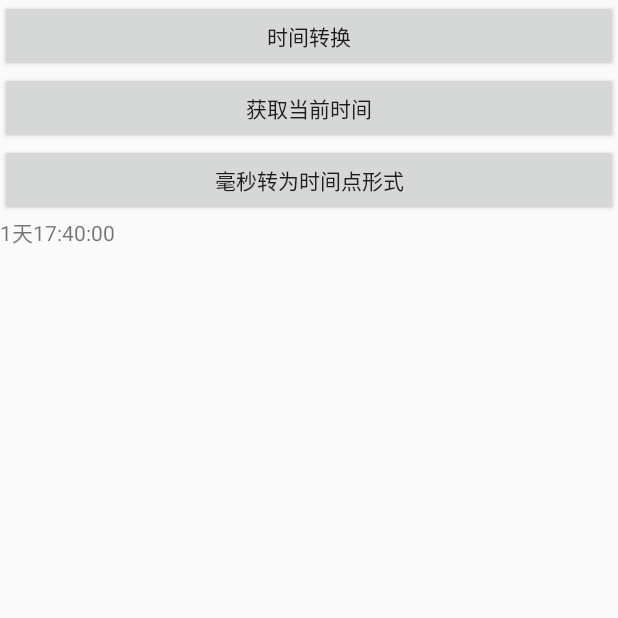
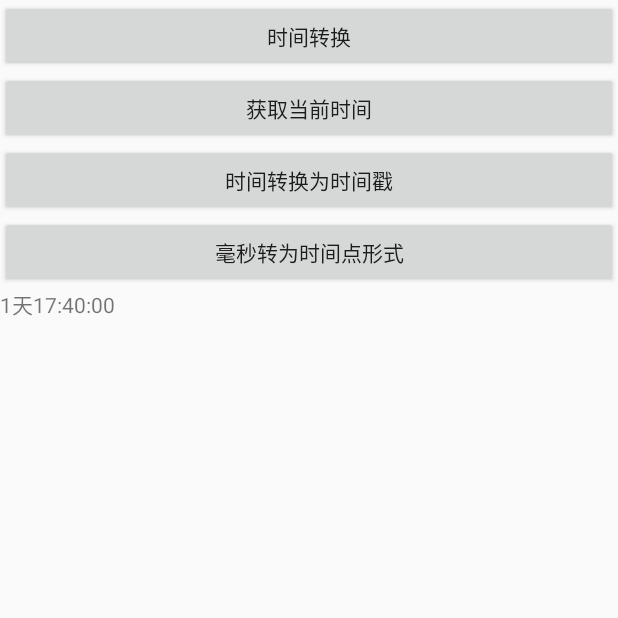
Before and after one commit to you0521/YouDemo, an Android app: the ButtonSevenActivity screen opened directly, with no data from a screen before it, after a tap on "毫秒转为时间点形式", on a phone screen of 412 x 824 dp, the top half of it. Run offline under Robolectric (Android 15) with nearby library versions, the phone set to English and light mode, and no system bars; 3 other taps on this screen came first.

Commit message:
类型添加1

```diff
--- a/app/src/main/java/com/example/youdemo/activity/ButtonSevenActivity.java
+++ b/app/src/main/java/com/example/youdemo/activity/ButtonSevenActivity.java
@@ -9,6 +9,7 @@ import androidx.appcompat.app.AppCompatActivity;
 
 import com.example.youdemo.R;
 
+import java.text.ParseException;
 import java.text.SimpleDateFormat;
 import java.util.Date;
 
@@ -30,6 +31,10 @@ public class ButtonSevenActivity extends AppCompatActivity implements View.OnCli
      * 毫秒转为时间点形式
      */
     private Button mSevenBtnTime;
+    /**
+     * 时间转换为时间戳
+     */
+    private Button mSevenBtnData;
 
     @Override
     protected void onCreate(Bundle savedInstanceState) {
@@ -46,6 +51,8 @@ public class ButtonSevenActivity extends AppCompatActivity implements View.OnCli
         mGet.setOnClickListener(this);
         mSevenBtnTime = (Button) findViewById(R.id.seven_btn_time);
         mSevenBtnTime.setOnClickListener(this);
+        mSevenBtnData = (Button) findViewById(R.id.seven_btn_data);
+        mSevenBtnData.setOnClickListener(this);
     }
 
     @Override
@@ -68,6 +75,18 @@ public class ButtonSevenActivity extends AppCompatActivity implements View.OnCli
             case R.id.seven_btn_time:
                 String minuteSecond = getMinuteSecond(150000000);
                 mTx.setText(minuteSecond);
+                break;
+            case R.id.seven_btn_data:
+                SimpleDateFormat simple = new SimpleDateFormat("yyyy-MM-dd HH:mm");
+                Date date1 = new Date();
+                try {
+                    date1 = simple.parse("2020-6-15 16:00");
+                } catch (ParseException e) {
+                    e.printStackTrace();
+                }
+                assert date1 != null;
+                long time1 = date1.getTime();
+                mTx.setText(String.valueOf(time1));
                 break;
         }
     }
--- a/app/src/main/res/layout/activity_button_seven.xml
+++ b/app/src/main/res/layout/activity_button_seven.xml
@@ -17,13 +17,19 @@
         android:id="@+id/get"
         android:layout_width="match_parent"
         android:layout_height="wrap_content"
-        android:text="获取当前时间"/>
+        android:text="获取当前时间" />
+
+    <Button
+        android:id="@+id/seven_btn_data"
+        android:layout_width="match_parent"
+        android:layout_height="wrap_content"
+        android:text="时间转换为时间戳" />
 
     <Button
         android:id="@+id/seven_btn_time"
         android:layout_width="match_parent"
         android:layout_height="wrap_content"
-        android:text="毫秒转为时间点形式"/>
+        android:text="毫秒转为时间点形式" />
 
     <TextView
         android:id="@+id/tx"
```
